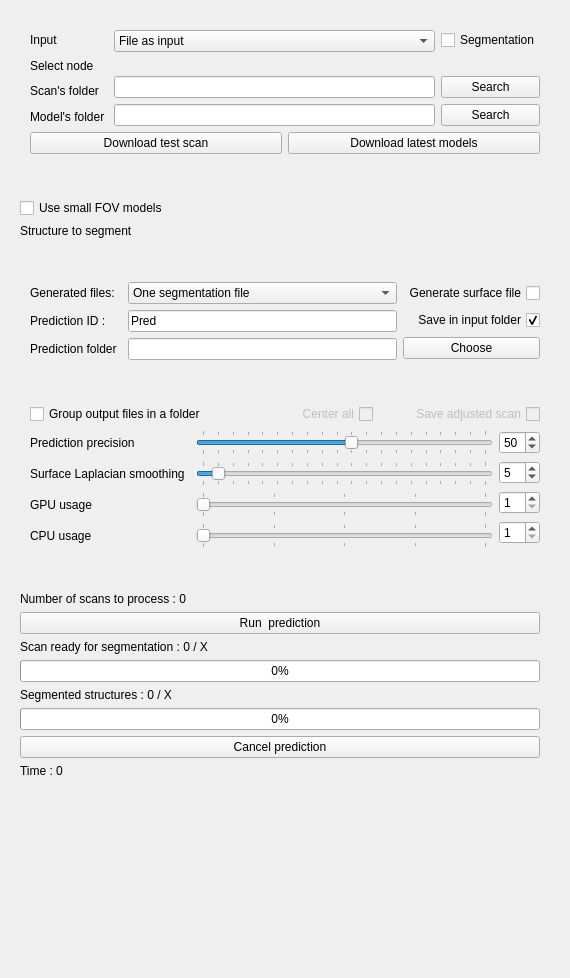
Qt form AMASSS/Resources/UI/AMASSS.ui (DCBIA-OrthoLab/SlicerAutomatedDentalTools) before a commit.
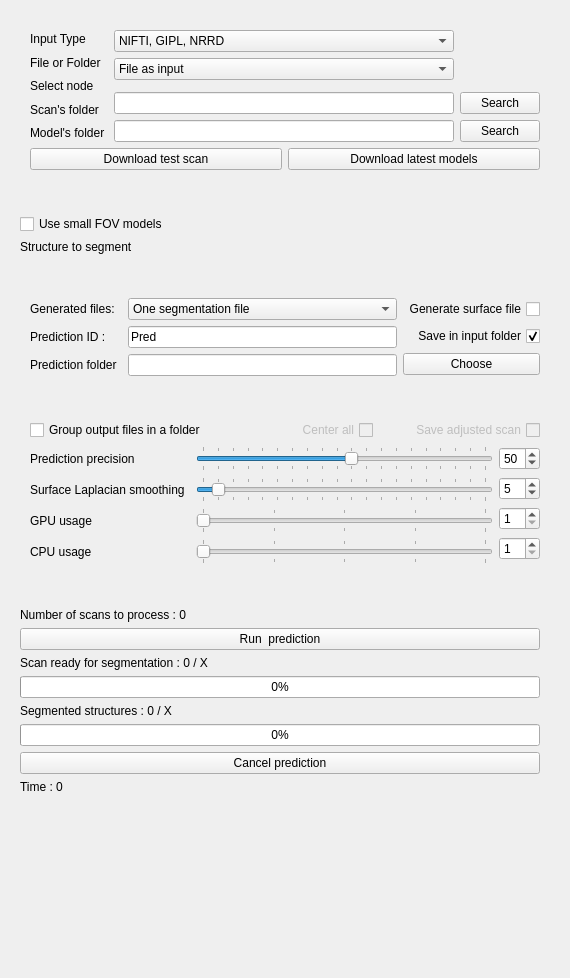
The same form after that commit. Custom widgets are drawn as their Qt base class.

Commit message: ENH: DCM file as input for AMASSS

```diff
--- a/AMASSS/Resources/UI/AMASSS.ui
+++ b/AMASSS/Resources/UI/AMASSS.ui
@@ -44,10 +44,17 @@
           </property>
           <item>
            <layout class="QVBoxLayout" name="verticalLayout_4">
+            <item>
+             <widget class="QLabel" name="label_5">
+              <property name="text">
+               <string>Input Type</string>
+              </property>
+             </widget>
+            </item>
             <item>
              <widget class="QLabel" name="label">
               <property name="text">
-               <string>Input </string>
+               <string>File or Folder</string>
               </property>
              </widget>
             </item>
@@ -85,6 +92,25 @@
             <property name="bottomMargin">
              <number>0</number>
             </property>
+            <item>
+             <widget class="QComboBox" name="InputTypecomboBox">
+              <item>
+               <property name="text">
+                <string>NIFTI, GIPL, NRRD</string>
+               </property>
+              </item>
+              <item>
+               <property name="text">
+                <string>DICOM</string>
+               </property>
+              </item>
+              <item>
+               <property name="text">
+                <string>Segmentation</string>
+               </property>
+              </item>
+             </widget>
+            </item>
             <item>
              <widget class="QComboBox" name="input_type_select">
               <item>
@@ -133,16 +159,6 @@
             <property name="bottomMargin">
              <number>0</number>
             </property>
-            <item>
-             <widget class="QCheckBox" name="isSegmentationcheckBox">
-              <property name="toolTip">
-               <string>To generate only the mesh files from segmentation</string>
-              </property>
-              <property name="text">
-               <string>Segmentation</string>
-              </property>
-             </widget>
-            </item>
             <item>
              <widget class="QLabel" name="emptyLabelNodeSelect">
               <property name="text">
@@ -150,6 +166,13 @@
               </property>
              </widget>
             </item>
+            <item>
+             <widget class="QLabel" name="label_7">
+              <property name="text">
+               <string/>
+              </property>
+             </widget>
+            </item>
             <item>
              <widget class="QPushButton" name="SearchScanFolder">
               <property name="enabled">
```
The commit also changes 3 other files.
